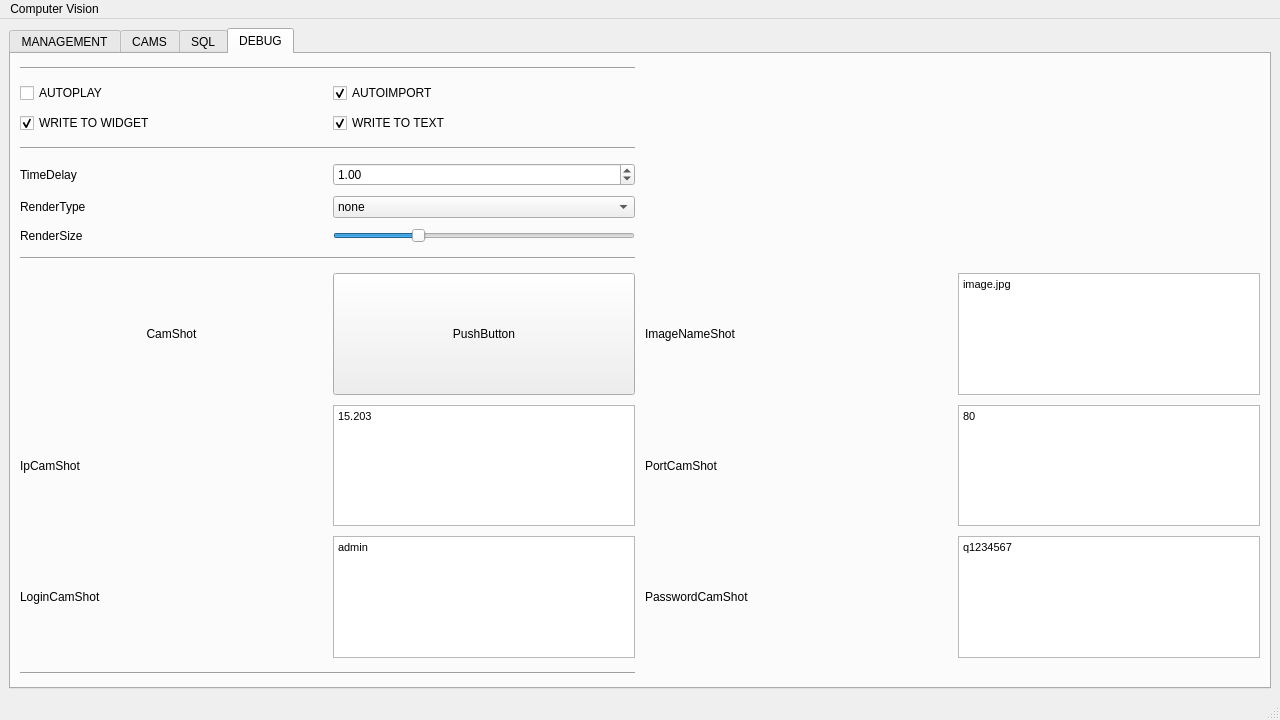
Before: the Qt Designer form computer_vision_app/cpp_main.ui in bogdandrienko/cpp-app, drawn with Qt 5.
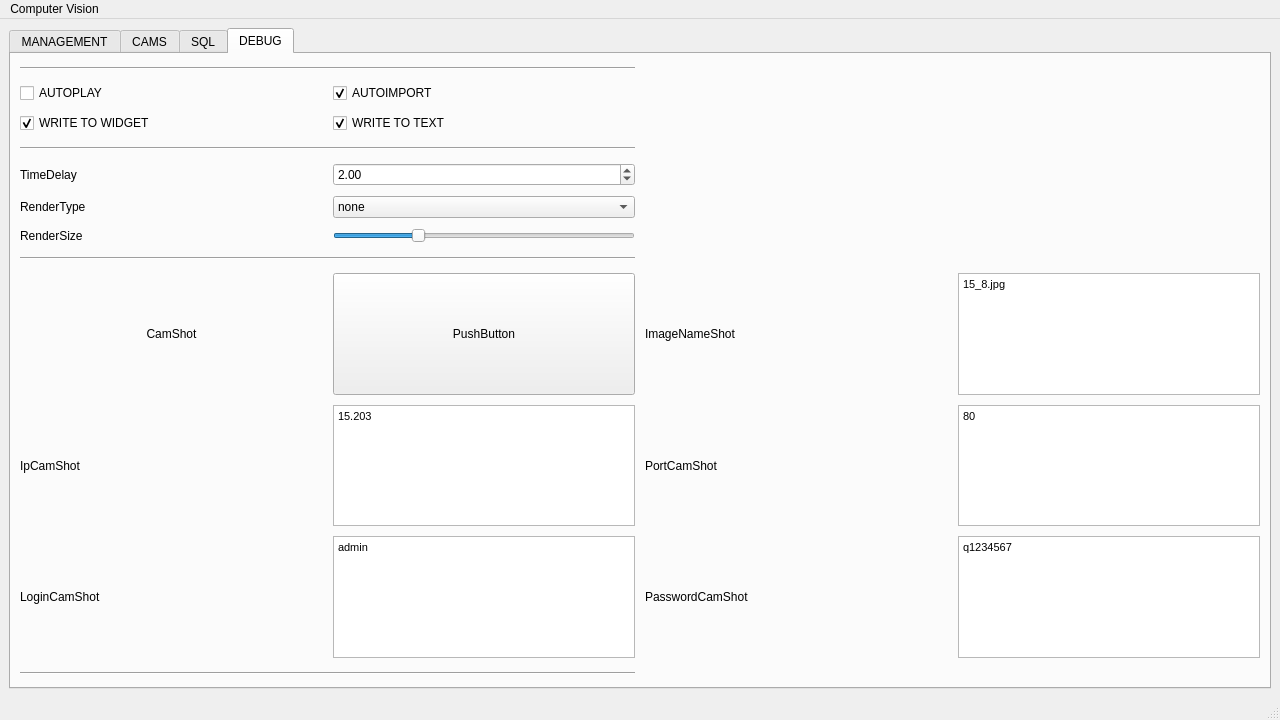
After: the same form once the commit is applied. The open tabs and pages were chosen to show the change.

The edit to the form file:
```diff
--- a/computer_vision_app/cpp_main.ui
+++ b/computer_vision_app/cpp_main.ui
@@ -6835,7 +6835,7 @@
                <double>100.000000000000000</double>
               </property>
               <property name="value">
-               <double>1.000000000000000</double>
+               <double>2.000000000000000</double>
               </property>
              </widget>
             </item>
@@ -7422,7 +7422,7 @@
 &lt;html&gt;&lt;head&gt;&lt;meta name=&quot;qrichtext&quot; content=&quot;1&quot; /&gt;&lt;style type=&quot;text/css&quot;&gt;
 p, li { white-space: pre-wrap; }
 &lt;/style&gt;&lt;/head&gt;&lt;body style=&quot; font-family:'MS Shell Dlg 2'; font-size:8.25pt; font-weight:400; font-style:normal;&quot;&gt;
-&lt;p style=&quot; margin-top:0px; margin-bottom:0px; margin-left:0px; margin-right:0px; -qt-block-indent:0; text-indent:0px;&quot;&gt;image.jpg&lt;/p&gt;&lt;/body&gt;&lt;/html&gt;</string>
+&lt;p style=&quot; margin-top:0px; margin-bottom:0px; margin-left:0px; margin-right:0px; -qt-block-indent:0; text-indent:0px;&quot;&gt;15_8.jpg&lt;/p&gt;&lt;/body&gt;&lt;/html&gt;</string>
               </property>
               <property name="placeholderText">
                <string>image.jpg</string>
```
Left out of the diff: 62 changed lines with no effect on the pictures.
